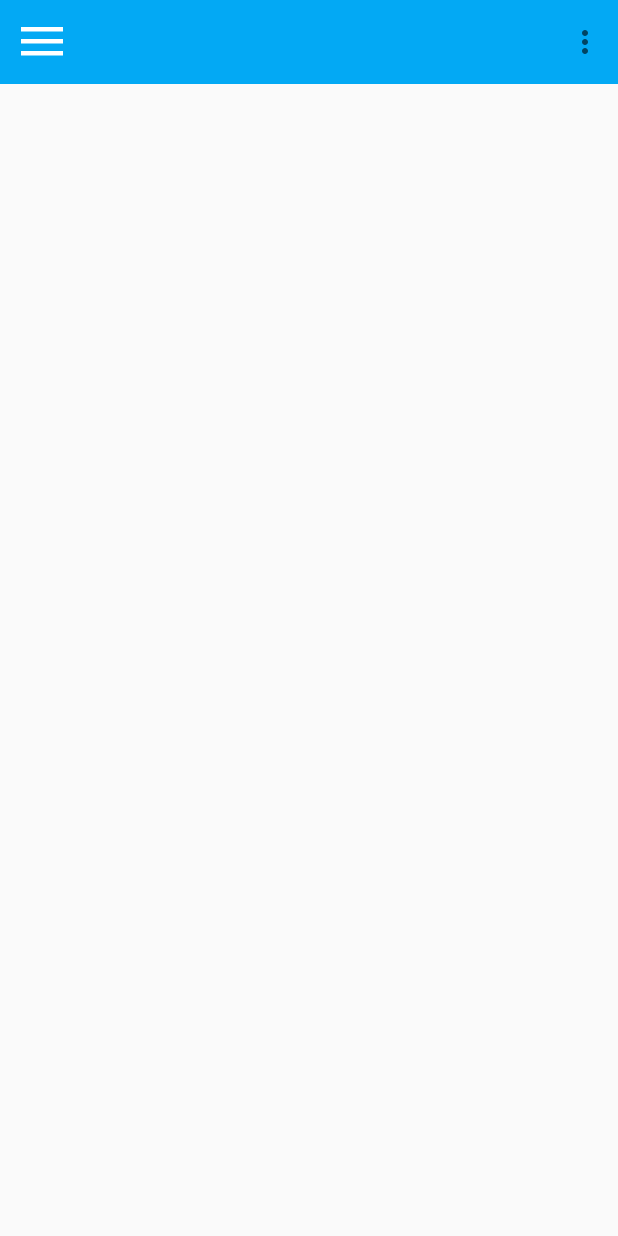
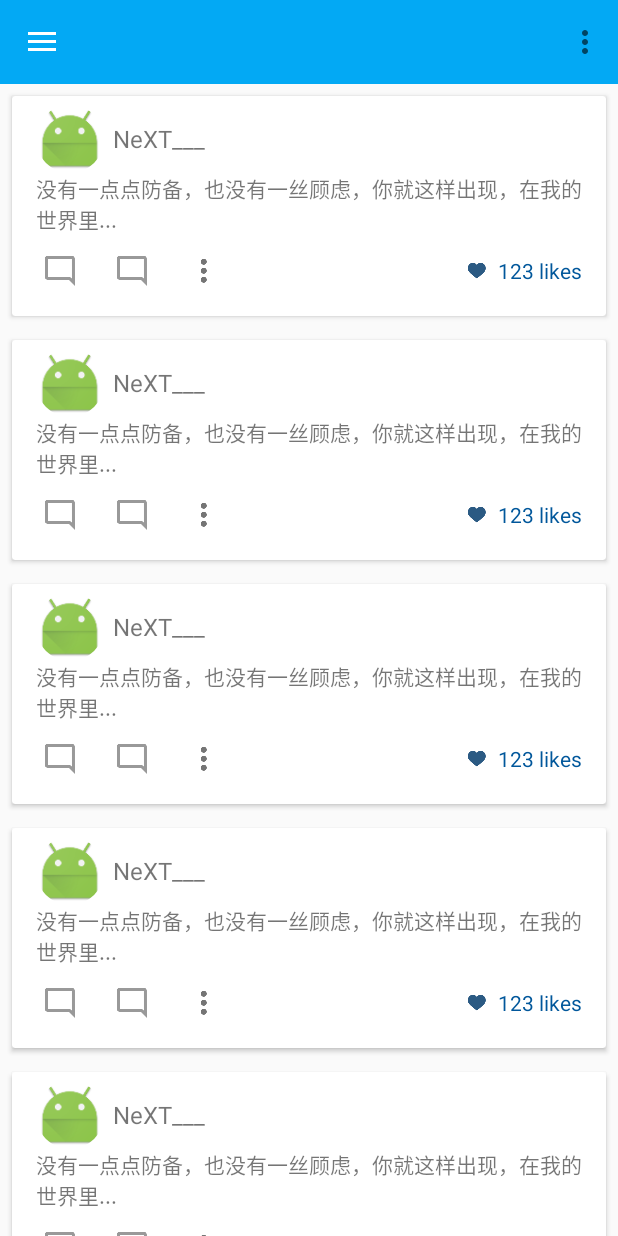
Before and after one commit to kingideayou/NewBo, an Android app: the screen it shows after launch (MainActivity), on a phone screen of 412 x 824 dp. Run offline under Robolectric (Android 15) with nearby library versions, the phone set to English and light mode, and no system bars; our stand-ins replace ButterKnife, CircleImageView.

Commit message:
首页简单布局
首页简单布局

```diff
--- a/app/build.gradle
+++ b/app/build.gradle
@@ -24,4 +24,5 @@ dependencies {
     compile 'com.android.support:appcompat-v7:21.0.3'
     compile 'com.android.support:recyclerview-v7:21.0.3'
     compile 'com.jakewharton:butterknife:6.1.0'
+    compile 'com.android.support:cardview-v7:21.0.3'
 }
--- a/app/src/main/java/com/next/newbo/ui/activity/MainActivity.java
+++ b/app/src/main/java/com/next/newbo/ui/activity/MainActivity.java
@@ -1,12 +1,15 @@
 package com.next.newbo.ui.activity;
 
 import android.os.Bundle;
+import android.support.v7.widget.LinearLayoutManager;
 import android.support.v7.widget.RecyclerView;
 import android.view.Menu;
 import android.view.MenuItem;
 
 import com.next.newbo.R;
+import com.next.newbo.ui.adapter.FeedAdapter;
 
+import butterknife.ButterKnife;
 import butterknife.InjectView;
 
 
@@ -19,6 +22,16 @@ public class MainActivity extends BaseActivity {
     protected void onCreate(Bundle savedInstanceState) {
         super.onCreate(savedInstanceState);
         setContentView(R.layout.activity_main);
+        ButterKnife.inject(this);
+        //提高性能
+        rvFeed.setHasFixedSize(true);
+
+        LinearLayoutManager layoutManager = new LinearLayoutManager(this);
+        rvFeed.setLayoutManager(layoutManager);
+
+        FeedAdapter feedAdapter = new FeedAdapter(new String[]{"11111","22222","33333",
+                "44444","55555","66666"});
+        rvFeed.setAdapter(feedAdapter);
     }
 
 
--- a/app/src/main/java/com/next/newbo/ui/adapter/FeedAdapter.java
+++ b/app/src/main/java/com/next/newbo/ui/adapter/FeedAdapter.java
@@ -1,25 +1,55 @@
 package com.next.newbo.ui.adapter;
 
 import android.support.v7.widget.RecyclerView;
+import android.view.LayoutInflater;
+import android.view.View;
 import android.view.ViewGroup;
+import android.widget.TextView;
+
+import com.next.newbo.R;
+
+import butterknife.ButterKnife;
+import butterknife.InjectView;
 
 /**
  * Created by NeXT on 15-3-27.
  */
 public class FeedAdapter extends RecyclerView.Adapter<RecyclerView.ViewHolder>{
 
+    private String[] mDataset;
+
+    public FeedAdapter(String[] mDataset){
+        this.mDataset = mDataset;
+    }
+
     @Override
-    public RecyclerView.ViewHolder onCreateViewHolder(ViewGroup viewGroup, int i) {
-        return null;
+    public RecyclerView.ViewHolder onCreateViewHolder(ViewGroup viewGroup, int viewType) {
+        View view = LayoutInflater.from(viewGroup.getContext()).inflate(
+                R.layout.item_feed, viewGroup, false);
+        FeedViewHolder viewHolder = new FeedViewHolder(view);
+        return viewHolder;
     }
 
     @Override
     public void onBindViewHolder(RecyclerView.ViewHolder viewHolder, int i) {
-
+        FeedViewHolder feedViewHolder = (FeedViewHolder) viewHolder;
+//        feedViewHolder.textView.setText(mDataset[i]);
     }
 
     @Override
     public int getItemCount() {
-        return 0;
+        return mDataset.length;
+    }
+
+
+    public static class FeedViewHolder extends RecyclerView.ViewHolder {
+
+        @InjectView(R.id.text_view)
+        public TextView textView;
+
+        public FeedViewHolder(View view) {
+            super(view);
+            ButterKnife.inject(this, view);
+        }
     }
 }
--- /dev/null
+++ b/app/src/main/java/com/next/newbo/ui/view/CircleImageView.java
@@ -0,0 +1,273 @@
+package com.next.newbo.ui.view;
+
+import android.content.Context;
+import android.content.res.TypedArray;
+import android.graphics.Bitmap;
+import android.graphics.BitmapShader;
+import android.graphics.Canvas;
+import android.graphics.Color;
+import android.graphics.ColorFilter;
+import android.graphics.Matrix;
+import android.graphics.Paint;
+import android.graphics.RectF;
+import android.graphics.Shader;
+import android.graphics.drawable.BitmapDrawable;
+import android.graphics.drawable.ColorDrawable;
+import android.graphics.drawable.Drawable;
+import android.net.Uri;
+import android.util.AttributeSet;
+import android.widget.ImageView;
+
+import com.next.newbo.R;
+
+public class CircleImageView extends ImageView {
+
+    private static final ScaleType SCALE_TYPE = ScaleType.CENTER_CROP;
+
+    private static final Bitmap.Config BITMAP_CONFIG = Bitmap.Config.ARGB_8888;
+    private static final int COLORDRAWABLE_DIMENSION = 2;
+
+    private static final int DEFAULT_BORDER_WIDTH = 0;
+    private static final int DEFAULT_BORDER_COLOR = Color.BLACK;
+
+    private final RectF mDrawableRect = new RectF();
+    private final RectF mBorderRect = new RectF();
+
+    private final Matrix mShaderMatrix = new Matrix();
+    private final Paint mBitmapPaint = new Paint();
+    private final Paint mBorderPaint = new Paint();
+
+    private int mBorderColor = DEFAULT_BORDER_COLOR;
+    private int mBorderWidth = DEFAULT_BORDER_WIDTH;
+
+    private Bitmap mBitmap;
+    private BitmapShader mBitmapShader;
+    private int mBitmapWidth;
+    private int mBitmapHeight;
+
+    private float mDrawableRadius;
+    private float mBorderRadius;
+
+    private ColorFilter mColorFilter;
+
+    private boolean mReady;
+    private boolean mSetupPending;
+
+    public CircleImageView(Context context) {
+        super(context);
+
+        init();
+    }
+
+    public CircleImageView(Context context, AttributeSet attrs) {
+        this(context, attrs, 0);
+    }
+
+    public CircleImageView(Context context, AttributeSet attrs, int defStyle) {
+        super(context, attrs, defStyle);
+
+        TypedArray a = context.obtainStyledAttributes(attrs, R.styleable.CircleImageView, defStyle, 0);
+
+        mBorderWidth = a.getDimensionPixelSize(R.styleable.CircleImageView_border_width, DEFAULT_BORDER_WIDTH);
+        mBorderColor = a.getColor(R.styleable.CircleImageView_border_color, DEFAULT_BORDER_COLOR);
+
+        a.recycle();
+
+        init();
+    }
+
+    private void init() {
+        super.setScaleType(SCALE_TYPE);
+        mReady = true;
+
+        if (mSetupPending) {
+            setup();
+            mSetupPending = false;
+        }
+    }
+
+    @Override
+    public ScaleType getScaleType() {
+        return SCALE_TYPE;
+    }
+
+    @Override
+    public void setScaleType(ScaleType scaleType) {
+        if (scaleType != SCALE_TYPE) {
+            throw new IllegalArgumentException(String.format("ScaleType %s not supported.", scaleType));
+        }
+    }
+
+    @Override
+    public void setAdjustViewBounds(boolean adjustViewBounds) {
+        if (adjustViewBounds) {
+            throw new IllegalArgumentException("adjustViewBounds not supported.");
+        }
+    }
+
+    @Override
+    protected void onDraw(Canvas canvas) {
+        if (getDrawable() == null) {
+            return;
+        }
+
+        canvas.drawCircle(getWidth() / 2, getHeight() / 2, mDrawableRadius, mBitmapPaint);
+        if (mBorderWidth != 0) {
+            canvas.drawCircle(getWidth() / 2, getHeight() / 2, mBorderRadius, mBorderPaint);
+        }
+    }
+
+    @Override
+    protected void onSizeChanged(int w, int h, int oldw, int oldh) {
+        super.onSizeChanged(w, h, oldw, oldh);
+        setup();
+    }
+
+    public int getBorderColor() {
+        return mBorderColor;
+    }
+
+    public void setBorderColor(int borderColor) {
+        if (borderColor == mBorderColor) {
+            return;
+        }
+
+        mBorderColor = borderColor;
+        mBorderPaint.setColor(mBorderColor);
+        invalidate();
+    }
+
+    public int getBorderWidth() {
+        return mBorderWidth;
+    }
+
+    public void setBorderWidth(int borderWidth) {
+        if (borderWidth == mBorderWidth) {
+            return;
+        }
+
+        mBorderWidth = borderWidth;
+        setup();
+    }
+
+    @Override
+    public void setImageBitmap(Bitmap bm) {
+        super.setImageBitmap(bm);
+        mBitmap = bm;
+        setup();
+    }
+
+    @Override
+    public void setImageDrawable(Drawable drawable) {
+        super.setImageDrawable(drawable);
+        mBitmap = getBitmapFromDrawable(drawable);
+        setup();
+    }
+
+    @Override
+    public void setImageResource(int resId) {
+        super.setImageResource(resId);
+        mBitmap = getBitmapFromDrawable(getDrawable());
+        setup();
+    }
+
+    @Override
+    public void setImageURI(Uri uri) {
+        super.setImageURI(uri);
+        mBitmap = getBitmapFromDrawable(getDrawable());
+        setup();
+    }
+
+    @Override
+    public void setColorFilter(ColorFilter cf) {
+        if (cf == mColorFilter) {
+            return;
+        }
+
+        mColorFilter = cf;
+        mBitmapPaint.setColorFilter(mColorFilter);
+        invalidate();
+    }
+
+    private Bitmap getBitmapFromDrawable(Drawable drawable) {
+        if (drawable == null) {
+            return null;
+        }
+
+        if (drawable instanceof BitmapDrawable) {
+            return ((BitmapDrawable) drawable).getBitmap();
+        }
+
+        try {
+            Bitmap bitmap;
+
+            if (drawable instanceof ColorDrawable) {
+                bitmap = Bitmap.createBitmap(COLORDRAWABLE_DIMENSION, COLORDRAWABLE_DIMENSION, BITMAP_CONFIG);
+            } else {
+                bitmap = Bitmap.createBitmap(drawable.getIntrinsicWidth(), drawable.getIntrinsicHeight(), BITMAP_CONFIG);
+            }
+
+            Canvas canvas = new Canvas(bitmap);
+            drawable.setBounds(0, 0, canvas.getWidth(), canvas.getHeight());
+            drawable.draw(canvas);
+            return bitmap;
+        } catch (OutOfMemoryError e) {
+            return null;
+        }
+    }
+
+    private void setup() {
+        if (!mReady) {
+            mSetupPending = true;
+            return;
+        }
+
+        if (mBitmap == null) {
+            return;
+        }
+
+        mBitmapShader = new BitmapShader(mBitmap, Shader.TileMode.CLAMP, Shader.TileMode.CLAMP);
+
+        mBitmapPaint.setAntiAlias(true);
+        mBitmapPaint.setShader(mBitmapShader);
+
+        mBorderPaint.setStyle(Paint.Style.STROKE);
+        mBorderPaint.setAntiAlias(true);
+        mBorderPaint.setColor(mBorderColor);
+        mBorderPaint.setStrokeWidth(mBorderWidth);
+
+        mBitmapHeight = mBitmap.getHeight();
+        mBitmapWidth = mBitmap.getWidth();
+
+        mBorderRect.set(0, 0, getWidth(), getHeight());
+        mBorderRadius = Math.min((mBorderRect.height() - mBorderWidth) / 2, (mBorderRect.width() - mBorderWidth) / 2);
+
+        mDrawableRect.set(mBorderWidth, mBorderWidth, mBorderRect.width() - mBorderWidth, mBorderRect.height() - mBorderWidth);
+        mDrawableRadius = Math.min(mDrawableRect.height() / 2, mDrawableRect.width() / 2);
+
+        updateShaderMatrix();
+        invalidate();
+    }
+
+    private void updateShaderMatrix() {
+        float scale;
+        float dx = 0;
+        float dy = 0;
+
+        mShaderMatrix.set(null);
+
+        if (mBitmapWidth * mDrawableRect.height() > mDrawableRect.width() * mBitmapHeight) {
+            scale = mDrawableRect.height() / (float) mBitmapHeight;
+            dx = (mDrawableRect.width() - mBitmapWidth * scale) * 0.5f;
+        } else {
+            scale = mDrawableRect.width() / (float) mBitmapWidth;
+            dy = (mDrawableRect.height() - mBitmapHeight * scale) * 0.5f;
+        }
+
+        mShaderMatrix.setScale(scale, scale);
+        mShaderMatrix.postTranslate((int) (dx + 0.5f) + mBorderWidth, (int) (dy + 0.5f) + mBorderWidth);
+
+        mBitmapShader.setLocalMatrix(mShaderMatrix);
+    }
+
+}
--- /dev/null
+++ b/app/src/main/java/com/next/newbo/ui/view/MultiPicturesChildImageView.java
@@ -0,0 +1,82 @@
+package com.next.newbo.ui.view;
+
+import android.content.Context;
+import android.graphics.Bitmap;
+import android.graphics.BitmapFactory;
+import android.graphics.Canvas;
+import android.graphics.Paint;
+import android.util.AttributeSet;
+import android.view.MotionEvent;
+import android.widget.ImageView;
+
+import com.next.newbo.R;
+
+/**
+ * Created by NeXT on 15-3-30.
+ */
+public class MultiPicturesChildImageView extends ImageView {
+
+    private Paint paint = new Paint();
+    private boolean pressed = false;
+    private boolean showGif = false;
+    private Bitmap gif;
+
+    public MultiPicturesChildImageView(Context context){
+        this(context, null);
+    }
+
+    public MultiPicturesChildImageView(Context context, AttributeSet attrs) {
+        this(context, attrs, 0);
+    }
+
+    public MultiPicturesChildImageView(Context context, AttributeSet attrs, int defStyle) {
+        super(context, attrs, defStyle);
+        init(context);
+    }
+
+    private void init(Context context) {
+        gif = BitmapFactory.decodeResource(getResources(), R.mipmap.ic_play_gif_small);
+        paint.setAntiAlias(true);
+    }
+
+    @Override
+    protected void onDraw(Canvas canvas) {
+        super.onDraw(canvas);
+        if(showGif){
+            int bitmapHeight = gif.getHeight();
+            int bitmapWidth = gif.getWidth();
+            int x = (getWidth() - bitmapWidth) / 2;
+            int y = (getHeight() - bitmapHeight) / 2;
+            canvas.drawBitmap(gif, x, y, paint);
+        }
+        if(pressed){
+            canvas.drawColor(getResources().getColor(R.color.transparent_cover));
+        }
+    }
+
+    @Override
+    public boolean onTouchEvent(MotionEvent event) {
+        switch (event.getAction()){
+            case MotionEvent.ACTION_DOWN:
+                pressed = true;
+                invalidate();
+                break;
+            case MotionEvent.ACTION_CANCEL:
+                pressed = false;
+                invalidate();
+                break;
+        }
+        return super.onTouchEvent(event);
+    }
+
+    public void setGifFlag(boolean flag){
+        if(showGif != flag){
+            showGif = flag;
+            invalidate();
+        }
+    }
+
+    public ImageView getImageView(){
+        return this;
+    }
+}
--- /dev/null
+++ b/app/src/main/res/layout/item_feed.xml
@@ -0,0 +1,146 @@
+<?xml version="1.0" encoding="utf-8"?>
+<android.support.v7.widget.CardView xmlns:android="http://schemas.android.com/apk/res/android"
+    xmlns:tools="http://schemas.android.com/tools"
+    android:id="@+id/card_view"
+    android:layout_gravity="center"
+    android:layout_margin="8dp"
+    android:layout_width="match_parent"
+    android:layout_height="wrap_content">
+
+    <LinearLayout
+        android:layout_width="match_parent"
+        android:layout_height="wrap_content"
+        android:layout_marginTop="@dimen/card_top_margin"
+        android:layout_marginBottom="@dimen/card_bottom_margin"
+        android:orientation="vertical">
+
+        <LinearLayout
+            android:layout_width="match_parent"
+            android:layout_height="wrap_content"
+            android:orientation="horizontal">
+
+            <com.next.newbo.ui.view.CircleImageView
+                android:src="@mipmap/ic_launcher"
+                android:layout_width="45dp"
+                android:layout_height="45dp"
+                android:layout_marginStart="@dimen/activity_horizontal_margin"
+                />
+
+            <TextView
+                android:layout_width="wrap_content"
+                android:layout_height="wrap_content"
+                android:layout_marginStart="@dimen/text_image_margin"
+                android:layout_gravity="center"
+                android:textSize="@dimen/text_big_size"
+                android:text="NeXT___"/>
+
+        </LinearLayout>
+
+        <TextView
+            android:id="@+id/text_view"
+            android:layout_width="wrap_content"
+            android:layout_height="wrap_content"
+            android:layout_marginStart="@dimen/activity_horizontal_margin"
+            android:layout_marginEnd="@dimen/activity_horizontal_margin"
+            android:textSize="@dimen/text_normal_size"
+            android:text="没有一点点防备，也没有一丝顾虑，你就这样出现，在我的世界里..."
+            />
+
+        <GridLayout
+            android:id="@+id/grid_main"
+            android:layout_width="match_parent"
+            android:layout_height="wrap_content"
+            android:visibility="gone">
+
+            <com.next.newbo.ui.view.MultiPicturesChildImageView
+                style="@style/listViewMultiImageView" />
+
+            <com.next.newbo.ui.view.MultiPicturesChildImageView
+                style="@style/listViewMultiImageView" />
+
+            <com.next.newbo.ui.view.MultiPicturesChildImageView
+                style="@style/listViewMultiImageView" />
+
+            <com.next.newbo.ui.view.MultiPicturesChildImageView
+                style="@style/listViewMultiImageView" />
+
+            <com.next.newbo.ui.view.MultiPicturesChildImageView
+                style="@style/listViewMultiImageView" />
+
+            <com.next.newbo.ui.view.MultiPicturesChildImageView
+                style="@style/listViewMultiImageView" />
+
+            <com.next.newbo.ui.view.MultiPicturesChildImageView
+                style="@style/listViewMultiImageView" />
+
+            <com.next.newbo.ui.view.MultiPicturesChildImageView
+                style="@style/listViewMultiImageView" />
+
+            <com.next.newbo.ui.view.MultiPicturesChildImageView
+                style="@style/listViewMultiImageView" />
+
+        </GridLayout>
+
+
+        <LinearLayout
+            android:layout_width="match_parent"
+            android:layout_height="wrap_content"
+            android:paddingLeft="8dp"
+            android:paddingRight="8dp">
+
+            <ImageButton
+                android:id="@+id/button_comment"
+                android:layout_width="48dp"
+                android:layout_height="48dp"
+                android:background="@android:color/transparent"
+                android:src="@mipmap/ic_comment_outline_grey"/>
+
+            <ImageButton
+                android:id="@+id/button_repost"
+                android:layout_width="48dp"
+                android:layout_height="48dp"
+                android:background="@android:color/transparent"
+                android:src="@mipmap/ic_comment_outline_grey"/>
+
+            <ImageButton
+                android:id="@+id/button_more"
+                android:layout_width="48dp"
+                android:layout_height="48dp"
+                android:background="@android:color/transparent"
+                android:src="@mipmap/ic_more_grey"/>
+
+            <LinearLayout
+                android:layout_width="0dp"
+                android:layout_height="match_parent"
+                android:layout_weight="1"
+                android:gravity="center_vertical|right">
+
+                <ImageView
+                    android:layout_width="wrap_content"
+                    android:layout_height="wrap_content"
+                    android:src="@mipmap/ic_heart_small_blue"/>
+
+                <TextSwitcher
+                    android:id="@+id/ts_likes_counter"
+                    android:layout_width="wrap_content"
+                    android:layout_height="wrap_content"
+                    android:layout_marginLeft="8dp"
+                    android:layout_marginRight="8dp">
+                    <TextView
+                        android:layout_width="wrap_content"
+                        android:layout_height="wrap_content"
+                        android:text="123 likes"
+                        android:textColor="@color/text_like_counter"/>
+                    <TextView
+                        android:layout_width="wrap_content"
+                        android:layout_height="wrap_content"
+                        android:textColor="@color/text_like_counter" />
+                </TextSwitcher>
+
+             </LinearLayout>
+
+        </LinearLayout>
+
+    </LinearLayout>
+
+</android.support.v7.widget.CardView>
--- a/app/src/main/res/values/styles.xml
+++ b/app/src/main/res/values-v21/styles.xml
@@ -1,10 +1,9 @@
+<?xml version="1.0" encoding="utf-8"?>
 <resources>
 
-    <!-- Base application theme. -->
     <style name="AppTheme" parent="Theme.AppCompat.Light.NoActionBar">
         <!-- Customize your theme here. -->
         <item name="colorPrimary">@color/style_color_primary</item>
         <item name="android:colorPrimaryDark">@color/style_color_primary_dark</item>
     </style>
-
 </resources>
--- /dev/null
+++ b/app/src/main/res/values/attrs.xml
@@ -0,0 +1,7 @@
+<?xml version="1.0" encoding="utf-8"?>
+<resources>
+    <declare-styleable name="CircleImageView">
+        <attr name="border_width" format="dimension" />
+        <attr name="border_color" format="color" />
+    </declare-styleable>
+</resources>
--- a/app/src/main/res/values/colors.xml
+++ b/app/src/main/res/values/colors.xml
@@ -4,4 +4,9 @@
     <color name="style_color_primary">#03a9f4</color>
     <color name="style_color_primary_dark">#01579b</color>
 
+    <color name="black">#000000</color>
+    <color name="transparent_cover">#35000000</color>
+
+    <color name="text_like_counter">#01579b</color>
+
 </resources>
--- a/app/src/main/res/values/dimens.xml
+++ b/app/src/main/res/values/dimens.xml
@@ -2,4 +2,12 @@
     <!-- Default screen margins, per the Android Design guidelines. -->
     <dimen name="activity_horizontal_margin">16dp</dimen>
     <dimen name="activity_vertical_margin">16dp</dimen>
+
+    <dimen name="card_top_margin">6dp</dimen>
+    <dimen name="card_bottom_margin">6dp</dimen>
+    <dimen name="text_image_margin">6dp</dimen>
+
+    <dimen name="text_big_size">16sp</dimen>
+    <dimen name="text_normal_size">14sp</dimen>
+
 </resources>
```
Also changed, not shown: app/src/main/res/mipmap-xhdpi/ic_play_gif_small.png (added), app/src/main/res/mipmap-xxhdpi/ic_comment_outline_grey.png (added), app/src/main/res/mipmap-xxhdpi/ic_done_grey600_24dp.png (added), app/src/main/res/mipmap-xxhdpi/ic_heart_small_blue.png (added), app/src/main/res/mipmap-xxhdpi/ic_menu_white.png (renamed from app/src/main/res/mipmap-xhdpi/ic_menu_white.png), app/src/main/res/mipmap-xxhdpi/ic_more_grey.png (added), 1 other file.
